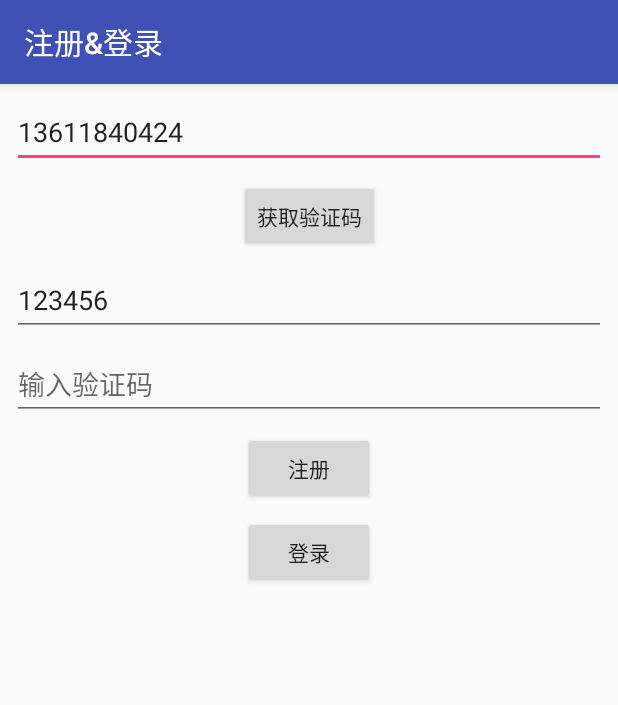
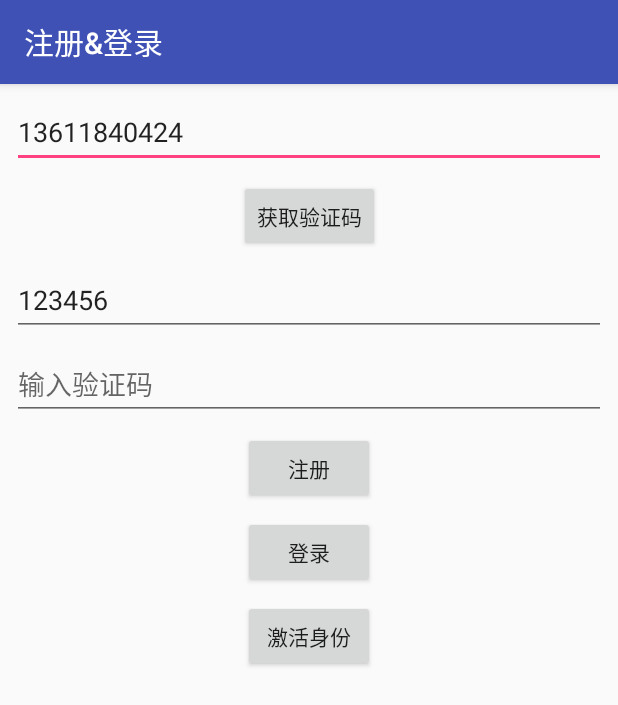
Before and after one commit to ivotai/MediatorEx, an Android app: the screen it shows after launch (LoginActivity), on a phone screen of 412 x 824 dp. Shown: the top 705 px of the screen. Run offline under Robolectric (Android 15) with nearby library versions, the phone set to English and light mode, and no system bars; our stand-ins replace Dagger/Hilt's generated code, RxJava; libraries missing offline, so code that uses them is left out: com.afollestad.materialdialogs, com.blankj.utilcode, com.facebook.stetho, com.jakewharton.rxbinding2, com.orhanobut.logger; 12 statements that could not run were skipped.

```diff
--- a/app/build.gradle
+++ b/app/build.gradle
@@ -54,5 +54,6 @@ dependencies {
     implementation 'com.blankj:utilcode:1.13.1'
     implementation 'com.orhanobut:logger:2.1.1'
     implementation 'com.afollestad.material-dialogs:core:0.9.6.0'
+    implementation 'com.jakewharton.rxbinding2:rxbinding:2.1.1'
 
 }
--- a/app/src/main/AndroidManifest.xml
+++ b/app/src/main/AndroidManifest.xml
@@ -21,6 +21,7 @@
             </intent-filter>
         </activity>
         <activity android:name=".im.ImActivity" />
+        <activity android:name=".mediate.view.ActivateActivity"></activity>
     </application>
 
 </manifest>
--- a/app/src/main/java/com/unicorn/mediatorex/login/MainActivity.kt
+++ b/app/src/main/java/com/unicorn/mediatorex/app/MainActivity.kt
@@ -1,4 +1,4 @@
-package com.unicorn.mediatorex.login
+package com.unicorn.mediatorex.app
 
 import android.os.Bundle
 import android.support.v7.app.AppCompatActivity
@@ -109,7 +109,7 @@ class MainActivity : AppCompatActivity() {
             .subscribeOn(Schedulers.io())
 
     private fun getOccupation() {
-        mediateService.getOccupations()
+        mediateService.getOccupation()
                 .subscribeOn(Schedulers.io())
                 .observeOn(AndroidSchedulers.mainThread())
                 .subscribeBy(
--- a/app/src/main/java/com/unicorn/mediatorex/app/dagger2/AppComponent.kt
+++ b/app/src/main/java/com/unicorn/mediatorex/app/dagger2/AppComponent.kt
@@ -7,6 +7,7 @@ import com.unicorn.mediatorex.app.dagger2.module.LoggerModule
 import com.unicorn.mediatorex.app.dagger2.module.RetrofitModule
 import com.unicorn.mediatorex.app.dagger2.module.ServiceModule
 import com.unicorn.mediatorex.login.service.LoginService
+import com.unicorn.mediatorex.mediate.service.MediateService
 import dagger.Component
 import javax.inject.Singleton
 
@@ -17,9 +18,12 @@ import javax.inject.Singleton
 ])
 interface AppComponent {
 
+    fun getLoginService(): LoginService
 
-    fun getLoginService(): LoginService
+    fun getMediateService(): MediateService
+
     fun getDiskLogAdapter(): DiskLogAdapter
+
     fun getAndroidLogAdapter(): AndroidLogAdapter
 
 }
--- a/app/src/main/java/com/unicorn/mediatorex/login/service/LoginService.kt
+++ b/app/src/main/java/com/unicorn/mediatorex/login/service/LoginService.kt
@@ -18,7 +18,7 @@ interface LoginService {
 
     @FormUrlEncoded
     @POST("login/default")
-    fun login(@Field("username") username: String, @Field("password") password: String): Single<LoginResponse>
+    fun login(@Field("username") username: String, @Field("password") password: String): Observable<LoginResponse>
 
     @FormUrlEncoded
     @POST("login/token")
--- a/app/src/main/java/com/unicorn/mediatorex/login/view/LoginActivity.kt
+++ b/app/src/main/java/com/unicorn/mediatorex/login/view/LoginActivity.kt
@@ -1,11 +1,12 @@
 package com.unicorn.mediatorex.login.view
 
+import android.annotation.SuppressLint
 import android.os.Bundle
 import android.support.v7.app.AppCompatActivity
 import com.afollestad.materialdialogs.MaterialDialog
-import com.blankj.utilcode.util.ToastUtils
 import com.unicorn.mediatorex.R
 import com.unicorn.mediatorex.app.dagger2.ComponentsHolder
+import com.unicorn.mediatorex.clicks
 import com.unicorn.mediatorex.login.model.RegisterInfo
 import com.unicorn.mediatorex.login.presenter.LoginPresenter
 import kotlinx.android.synthetic.main.activity_login.*
@@ -13,6 +14,7 @@ import kotlinx.android.synthetic.main.activity_login.*
 
 class LoginActivity : AppCompatActivity(), LoginView {
 
+    @SuppressLint("CheckResult")
     override fun onCreate(savedInstanceState: Bundle?) {
         super.onCreate(savedInstanceState)
         setContentView(R.layout.activity_login)
@@ -23,20 +25,21 @@ class LoginActivity : AppCompatActivity(), LoginView {
         etPassword.setText("123456")
 
         val presenter = LoginPresenter(this, ComponentsHolder.appComponent.getLoginService())
-        btnVerifyCode.setOnClickListener { presenter.getVerifyCode(etPhoneNo.text.toString()) }
-        btnRegister.setOnClickListener {
+        btnVerifyCode.clicks().subscribe { presenter.getVerifyCode(etPhoneNo.text.toString()) }
+        btnRegister.clicks().subscribe {
             presenter.register(RegisterInfo(
                     phoneNo = etPhoneNo.text.toString(),
                     password = etPassword.text.toString(),
                     verifyCode = etVerifyCode.text.toString()
             ))
         }
-        btnLogin.setOnClickListener {
+        btnLogin.clicks().subscribe {
             presenter.login(
                     username = etPhoneNo.text.toString(),
                     password = etPassword.text.toString()
             )
         }
+        btnActivateIdentity.clicks().subscribe { presenter.activateIdentity() }
     }
 
     private var dialog: MaterialDialog? = null
@@ -50,11 +53,9 @@ class LoginActivity : AppCompatActivity(), LoginView {
     }
 
     override fun hideLoading() {
-        dialog?.dismiss()
-    }
-
-    override fun showMsg(msg: String) {
-        ToastUtils.showShort(msg)
+        if (dialog?.isShowing!!) {
+            dialog?.dismiss()
+        }
     }
 
 }
--- a/app/src/main/java/com/unicorn/mediatorex/login/view/LoginView.kt
+++ b/app/src/main/java/com/unicorn/mediatorex/login/view/LoginView.kt
@@ -6,6 +6,4 @@ interface LoginView {
 
     fun hideLoading()
 
-    fun showMsg(msg: String)
-
 }
--- a/app/src/main/java/com/unicorn/mediatorex/mediate/service/MediateService.kt
+++ b/app/src/main/java/com/unicorn/mediatorex/mediate/service/MediateService.kt
@@ -7,10 +7,10 @@ import retrofit2.http.GET
 interface MediateService {
 
     @GET("public/tags")
-    fun getTags(): Observable<List<Label>>
+    fun getPublicTag(): Observable<List<Label>>
 
     @GET("public/occupations")
-    fun getOccupations(): Observable<List<Label>>
+    fun getOccupation(): Observable<List<Label>>
 
     @GET("api/v1/mediate/tag")
     fun getMediateTag(): Observable<Any>
--- a/app/src/main/res/layout/activity_login.xml
+++ b/app/src/main/res/layout/activity_login.xml
@@ -1,7 +1,6 @@
 <?xml version="1.0" encoding="utf-8"?>
 <android.support.constraint.ConstraintLayout xmlns:android="http://schemas.android.com/apk/res/android"
     xmlns:app="http://schemas.android.com/apk/res-auto"
-    xmlns:tools="http://schemas.android.com/tools"
     android:layout_width="match_parent"
     android:layout_height="match_parent">
 
@@ -80,4 +79,17 @@
         app:layout_constraintStart_toStartOf="parent"
         app:layout_constraintTop_toBottomOf="@+id/btnRegister" />
 
+
+    <Button
+        android:id="@+id/btnActivateIdentity"
+        android:layout_width="wrap_content"
+        android:layout_height="wrap_content"
+        android:layout_marginStart="8dp"
+        android:layout_marginTop="8dp"
+        android:layout_marginEnd="8dp"
+        android:text="激活身份"
+        app:layout_constraintEnd_toEndOf="parent"
+        app:layout_constraintStart_toStartOf="parent"
+        app:layout_constraintTop_toBottomOf="@+id/btnLogin" />
+
 </android.support.constraint.ConstraintLayout>
```
Also changed, not shown: app/src/main/java/com/unicorn/mediatorex/app/model/UserInfo.kt (+7 -0 lines), app/src/main/java/com/unicorn/mediatorex/extend.kt (+7 -0 lines), app/src/main/java/com/unicorn/mediatorex/login/presenter/LoginPresenter.kt (+16 -3 lines), app/src/main/java/com/unicorn/mediatorex/mediate/presenter/ActivatePresenter.kt (added, +56 -0 lines), app/src/main/java/com/unicorn/mediatorex/mediate/view/ActivateActivity.kt (added, +43 -0 lines), app/src/main/java/com/unicorn/mediatorex/mediate/view/ActivateView.kt (added, +9 -0 lines), app/src/main/res/layout/activity_activate.xml (added, +45 -0 lines).
